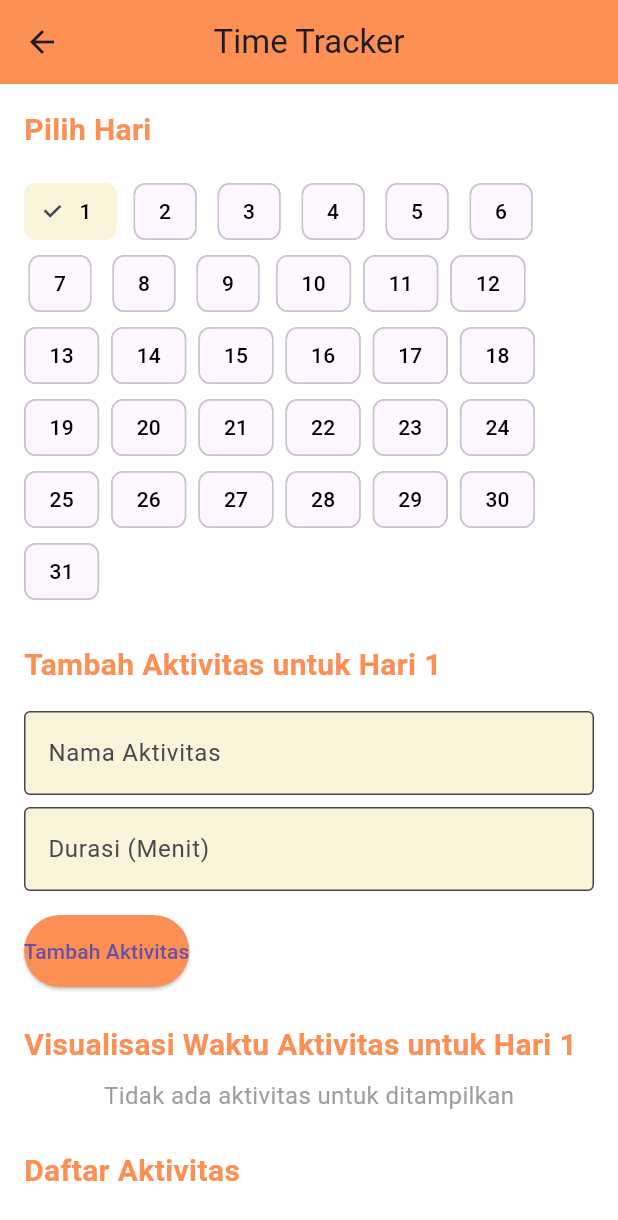
After one commit to denjear/productivemate, a Flutter app: the screen it shows after launch, after a tap on "Buka Time Tracker", on a phone screen of 412 x 824 dp. The commit adds this screen. Shown: the top 1220 px of the screen. Run offline on Flutter 3.47's test engine with Material 3 defaults, Android fonts, the phone set to English and light mode, and no system bars; our stand-ins replace shared_preferences.

Commit message:
time_tracker_page

```diff
--- a/lib/pages/homepage.dart
+++ b/lib/pages/homepage.dart
@@ -1,9 +1,10 @@
 import 'package:flutter/material.dart';
 import 'package:shared_preferences/shared_preferences.dart';
-import 'learning_methods_page.dart'; // Tambahkan import untuk halaman metode belajar
-import 'task_list_page.dart'; // Tambahkan import untuk halaman daftar tugas
+import 'learning_methods_page.dart'; // Import Learning Methods Page
+import 'task_list_page.dart'; // Import Task List Page
 import 'timer_page.dart';
-import 'settings_page.dart'; // Tambahkan import untuk halaman SettingsPage
+import 'settings_page.dart'; // Import Settings Page
+import 'time_tracker_page.dart'; // Import Time Tracker Page
 
 void main() {
   runApp(ProductivityApp());
@@ -17,51 +18,51 @@ class ProductivityApp extends StatefulWidget {
 }
 
 class _ProductivityAppState extends State<ProductivityApp> {
-  bool _isDarkMode = false; // Variabel untuk menyimpan status Dark Mode
+  bool _isDarkMode = false; // Variable for Dark Mode status
 
   @override
   void initState() {
     super.initState();
-    _loadSettings(); // Memuat pengaturan Dark Mode dari SharedPreferences
+    _loadSettings(); // Load Dark Mode settings from SharedPreferences
   }
 
-  // Memuat pengaturan Dark Mode dari SharedPreferences
+  // Load Dark Mode settings from SharedPreferences
   void _loadSettings() async {
     final prefs = await SharedPreferences.getInstance();
     setState(() {
-      _isDarkMode = prefs.getBool('isDarkMode') ?? false; // Mendapatkan pengaturan Dark Mode
+      _isDarkMode = prefs.getBool('isDarkMode') ?? false; // Get Dark Mode setting
     });
   }
 
-  // Tema Light Mode
+  // Light Mode Theme
   ThemeData _lightTheme() {
     return ThemeData(
       brightness: Brightness.light,
-      primaryColor: Colors.blue, // Warna utama untuk Light Mode
-      scaffoldBackgroundColor: Colors.white, // Latar belakang untuk Scaffold
+      primaryColor: Colors.blue, // Main color for Light Mode
+      scaffoldBackgroundColor: Colors.white, // Scaffold background color
       appBarTheme: AppBarTheme(
-        color: Colors.blue, // Warna AppBar untuk Light Mode
+        color: Colors.blue, // AppBar color for Light Mode
       ),
       textTheme: TextTheme(
-        bodyLarge: TextStyle(color: Colors.black), // Menggunakan bodyLarge
+        bodyLarge: TextStyle(color: Colors.black), // Using bodyLarge
       ),
-      iconTheme: IconThemeData(color: Colors.black), // Ikon berwarna hitam
+      iconTheme: IconThemeData(color: Colors.black), // Black icons
     );
   }
 
-  // Tema Dark Mode
+  // Dark Mode Theme
   ThemeData _darkTheme() {
     return ThemeData(
       brightness: Brightness.dark,
-      primaryColor: Colors.blueGrey, // Warna utama untuk Dark Mode
-      scaffoldBackgroundColor: Colors.black, // Latar belakang untuk Scaffold
+      primaryColor: Colors.blueGrey, // Main color for Dark Mode
+      scaffoldBackgroundColor: Colors.black, // Scaffold background color
       appBarTheme: AppBarTheme(
-        color: Colors.blueGrey, // Warna AppBar untuk Dark Mode
+        color: Colors.blueGrey, // AppBar color for Dark Mode
       ),
       textTheme: TextTheme(
-        bodyLarge: TextStyle(color: Colors.white), // Menggunakan bodyLarge
+        bodyLarge: TextStyle(color: Colors.white), // Using bodyLarge
       ),
-      iconTheme: IconThemeData(color: Colors.white), // Ikon berwarna putih
+      iconTheme: IconThemeData(color: Colors.white), // White icons
     );
   }
 
@@ -69,10 +70,11 @@ class _ProductivityAppState extends State<ProductivityApp> {
   Widget build(BuildContext context) {
     return MaterialApp(
       debugShowCheckedModeBanner: false,
-      theme: _isDarkMode ? _darkTheme() : _lightTheme(), // Pilih tema berdasarkan pengaturan
-      home: const ProductivityHomePage(), // Halaman utama
+      theme: _isDarkMode ? _darkTheme() : _lightTheme(), // Choose theme based on settings
+      home: const ProductivityHomePage(), // Main page
       routes: {
-        '/settings': (context) => const SettingsPage(), // Rute ke halaman Settings
+        '/settings': (context) => const SettingsPage(), // Route to Settings Page
+        '/timeTracker': (context) => TimeTrackerPage(), // Route to Time Tracker Page
       },
     );
   }
@@ -90,7 +92,7 @@ class ProductivityHomePage extends StatelessWidget {
           IconButton(
             icon: const Icon(Icons.settings),
             onPressed: () {
-              Navigator.pushNamed(context, '/settings'); // Akses halaman Settings
+              Navigator.pushNamed(context, '/settings'); // Navigate to Settings Page
             },
           ),
         ],
@@ -285,7 +287,23 @@ class ProductivityHomePage extends StatelessWidget {
                           borderRadius: BorderRadius.circular(30),
                         ),
                       ),
-                      child: Text("Metode Belajar"),
+                      child: const Text("Metode Belajar"),
+                    ),
+                    const SizedBox(height: 16),
+                    // Add button to navigate to TimeTrackerPage
+                    ElevatedButton(
+                      onPressed: () {
+                        Navigator.pushNamed(context, '/timeTracker');
+                      },
+                      style: ElevatedButton.styleFrom(
+                        backgroundColor: Colors.black,
+                        foregroundColor: Colors.white,
+                        padding: const EdgeInsets.symmetric(horizontal: 24, vertical: 12),
+                        shape: RoundedRectangleBorder(
+                          borderRadius: BorderRadius.circular(30),
+                        ),
+                      ),
+                      child: const Text("Buka Time Tracker"),
                     ),
                   ],
                 ),
--- /dev/null
+++ b/lib/pages/time_tracker_page.dart
@@ -0,0 +1,347 @@
+import 'dart:math'; // Importing math for angle calculations
+import 'package:flutter/material.dart';
+
+void main() {
+  runApp(MaterialApp(
+    home: TimeTrackerPage(),
+  ));
+}
+
+class TimeTrackerPage extends StatefulWidget {
+  @override
+  _TimeTrackerPageState createState() => _TimeTrackerPageState();
+}
+
+class _TimeTrackerPageState extends State<TimeTrackerPage> {
+  // Map to store activities for each day of the month (1 to 31)
+  Map<int, List<Activity>> activitiesByDay = {};
+
+  // Controllers for adding new activities
+  final _activityController = TextEditingController();
+  final _durationController = TextEditingController();
+  int selectedDay = 1; // Default to day 1
+
+  // Function to add activity to the selected day
+  void _addActivity() {
+    if (_activityController.text.isNotEmpty && _durationController.text.isNotEmpty) {
+      setState(() {
+        if (activitiesByDay[selectedDay] == null) {
+          activitiesByDay[selectedDay] = [];
+        }
+        activitiesByDay[selectedDay]!.add(Activity(
+          name: _activityController.text,
+          duration: int.tryParse(_durationController.text) ?? 0,
+        ));
+      });
+      _activityController.clear();
+      _durationController.clear();
+    }
+  }
+
+  // Function to edit activity
+  void _editActivity(int day, int index) {
+    _activityController.text = activitiesByDay[day]![index].name;
+    _durationController.text = activitiesByDay[day]![index].duration.toString();
+
+    showDialog(
+      context: context,
+      builder: (BuildContext context) {
+        return AlertDialog(
+          title: Text('Edit Aktivitas'),
+          content: Column(
+            children: [
+              TextField(
+                controller: _activityController,
+                decoration: InputDecoration(labelText: 'Nama Aktivitas'),
+              ),
+              TextField(
+                controller: _durationController,
+                decoration: InputDecoration(labelText: 'Durasi (Menit)'),
+                keyboardType: TextInputType.number,
+              ),
+            ],
+          ),
+          actions: [
+            TextButton(
+              onPressed: () {
+                setState(() {
+                  activitiesByDay[day]![index] = Activity(
+                    name: _activityController.text,
+                    duration: int.tryParse(_durationController.text) ?? 0,
+                  );
+                });
+                Navigator.of(context).pop();
+                _activityController.clear();
+                _durationController.clear();
+              },
+              child: Text('Simpan'),
+            ),
+            TextButton(
+              onPressed: () {
+                Navigator.of(context).pop();
+                _activityController.clear();
+                _durationController.clear();
+              },
+              child: Text('Batal'),
+            ),
+          ],
+        );
+      },
+    );
+  }
+
+  // Function to delete activity
+  void _deleteActivity(int day, int index) {
+    setState(() {
+      activitiesByDay[day]!.removeAt(index);
+    });
+  }
+
+// Function to calculate the total duration of all activities for a day
+int _getTotalDurationForDay(int day) {
+  num total = 0; // Use num to allow for both int and double
+  for (var activity in activitiesByDay[day] ?? []) {
+    total += activity.duration;
+  }
+  return total.toInt(); // Explicitly cast total to an int before returning
+}
+
+
+  // Function to get the pie chart angles for a selected day
+  List<double> _getPieChartAnglesForDay(int day) {
+    int totalDuration = _getTotalDurationForDay(day);
+    List<double> angles = [];
+
+    if (totalDuration == 0) return angles;
+
+    for (var i = 0; i < (activitiesByDay[day]?.length ?? 0); i++) {
+      double percentage = (activitiesByDay[day]![i].duration / totalDuration) * 360;
+      angles.add(percentage);
+    }
+
+    return angles;
+  }
+
+  // Function to get the colors for each activity (keep original colors for pie chart)
+  List<Color> _getColorsForChart() {
+    return [
+      Color(0xFFAA5486),
+      Color(0xFFFC8F54),
+      Color(0xFFFDE7BB),
+      Color(0xFFFBF4DB),
+    ];
+  }
+
+  // Function to select a day
+  void _selectDay(int day) {
+    setState(() {
+      selectedDay = day;
+    });
+  }
+
+  @override
+  Widget build(BuildContext context) {
+    return Scaffold(
+      appBar: AppBar(
+        title: Text('Time Tracker'),
+        backgroundColor: Color(0xFFFC8F54), // Primary color for the app bar
+        elevation: 0,
+        centerTitle: true,
+      ),
+      body: Padding(
+        padding: EdgeInsets.all(16.0),
+        child: Column(
+          crossAxisAlignment: CrossAxisAlignment.start,
+          children: [
+            // Day Selection
+            Text(
+              'Pilih Hari',
+              style: TextStyle(fontSize: 20, fontWeight: FontWeight.bold, color: Color(0xFFFC8F54)),
+            ),
+            SizedBox(height: 16),
+            Wrap(
+              spacing: 8,
+              children: List.generate(31, (index) {
+                int day = index + 1;
+                return ChoiceChip(
+                  label: Text('$day'),
+                  selected: selectedDay == day,
+                  onSelected: (_) => _selectDay(day),
+                  selectedColor: Color(0xFFFBF4DB), // Lighter background for selected day
+                  labelStyle: TextStyle(color: Colors.black),
+                );
+              }),
+            ),
+            SizedBox(height: 24),
+
+            // Input Section for Activity
+            Text(
+              'Tambah Aktivitas untuk Hari $selectedDay',
+              style: TextStyle(fontSize: 20, fontWeight: FontWeight.bold, color: Color(0xFFFC8F54)),
+            ),
+            SizedBox(height: 16),
+            TextField(
+              controller: _activityController,
+              decoration: InputDecoration(
+                labelText: 'Nama Aktivitas',
+                border: OutlineInputBorder(),
+                filled: true,
+                fillColor: Color(0xFFFBF4DB), // Background color for input fields
+              ),
+            ),
+            SizedBox(height: 8),
+            TextField(
+              controller: _durationController,
+              decoration: InputDecoration(
+                labelText: 'Durasi (Menit)',
+                border: OutlineInputBorder(),
+                filled: true,
+                fillColor: Color(0xFFFBF4DB),
+              ),
+              keyboardType: TextInputType.number,
+            ),
+            SizedBox(height: 16),
+            ElevatedButton(
+              onPressed: _addActivity,
+              style: ElevatedButton.styleFrom(
+                backgroundColor: Color(0xFFFC8F54), // Main color for the button
+                padding: EdgeInsets.symmetric(vertical: 14),
+              ),
+              child: Text('Tambah Aktivitas'),
+            ),
+            SizedBox(height: 24),
+
+            // Pie chart visualization
+            Text(
+              'Visualisasi Waktu Aktivitas untuk Hari $selectedDay',
+              style: TextStyle(fontSize: 20, fontWeight: FontWeight.bold, color: Color(0xFFFC8F54)),
+            ),
+            SizedBox(height: 8),
+            if (activitiesByDay[selectedDay] != null && activitiesByDay[selectedDay]!.isNotEmpty)
+              CustomPaint(
+                size: Size(250, 250),
+                painter: PieChartPainter(
+                  angles: _getPieChartAnglesForDay(selectedDay),
+                  colors: _getColorsForChart(),
+                  activityNames: activitiesByDay[selectedDay]!.map((e) => e.name).toList(),
+                ),
+              )
+            else
+              Center(
+                child: Text(
+                  'Tidak ada aktivitas untuk ditampilkan',
+                  style: TextStyle(fontSize: 16, color: Colors.grey),
+                ),
+              ),
+
+            SizedBox(height: 24),
+
+            // List of activities for the selected day
+            Text(
+              'Daftar Aktivitas',
+              style: TextStyle(fontSize: 20, fontWeight: FontWeight.bold, color: Color(0xFFFC8F54)),
+            ),
+            SizedBox(height: 8),
+            Expanded(
+              child: ListView.builder(
+                itemCount: activitiesByDay[selectedDay]?.length ?? 0,
+                itemBuilder: (context, index) {
+                  return Card(
+                    color: Color(0xFFFDE7BB),
+                    child: ListTile(
+                      title: Text(activitiesByDay[selectedDay]![index].name),
+                      subtitle: Text(
+                        '${activitiesByDay[selectedDay]![index].duration} Menit',
+                        style: TextStyle(fontSize: 14, color: Colors.grey),
+                      ),
+                      trailing: Row(
+                        mainAxisSize: MainAxisSize.min,
+                        children: [
+                          IconButton(
+                            icon: Icon(Icons.edit),
+                            onPressed: () => _editActivity(selectedDay, index),
+                          ),
+                          IconButton(
+                            icon: Icon(Icons.delete),
+                            onPressed: () => _deleteActivity(selectedDay, index),
+                          ),
+                        ],
+                      ),
+                    ),
+                  );
+                },
+              ),
+            ),
+          ],
+        ),
+      ),
+    );
+  }
+}
+
+// Activity class to represent an activity with its name and duration
+class Activity {
+  final String name;
+  final int duration;
+
+  Activity({required this.name, required this.duration});
+}
+
+// CustomPainter for the Pie Chart visualization
+class PieChartPainter extends CustomPainter {
+  final List<double> angles;
+  final List<Color> colors;
+  final List<String> activityNames;
+
+  PieChartPainter({
+    required this.angles,
+    required this.colors,
+    required this.activityNames,
+  });
+
+  @override
+  void paint(Canvas canvas, Size size) {
+    final paint = Paint()
+      ..style = PaintingStyle.fill;
+
+    double startAngle = -90.0;
+    for (int i = 0; i < angles.length; i++) {
+      final sweepAngle = angles[i];
+      paint.color = colors[i % colors.length];
+      canvas.drawArc(
+        Rect.fromCircle(center: Offset(size.width / 2, size.height / 2), radius: size.width / 2),
+        _degToRad(startAngle),
+        _degToRad(sweepAngle),
+        true,
+        paint,
+      );
+
+      // Draw the label (name) for each segment
+      final labelAngle = startAngle + sweepAngle / 2;
+      final double x = size.width / 2 + (size.width / 4) * cos(_degToRad(labelAngle));
+      final double y = size.height / 2 + (size.height / 4) * sin(_degToRad(labelAngle));
+
+      final TextPainter textPainter = TextPainter(
+        text: TextSpan(
+          text: activityNames[i],
+          style: TextStyle(color: Colors.white, fontSize: 14),
+        ),
+        textAlign: TextAlign.center,
+        textDirection: TextDirection.ltr,
+      )..layout();
+
+      textPainter.paint(canvas, Offset(x - textPainter.width / 2, y - textPainter.height / 2));
+
+      startAngle += sweepAngle; // Move to next segment
+    }
+  }
+
+  @override
+  bool shouldRepaint(CustomPainter oldDelegate) {
+    return false;
+  }
+
+  double _degToRad(double degree) {
+    return degree * (pi / 180.0);
+  }
+}
```
